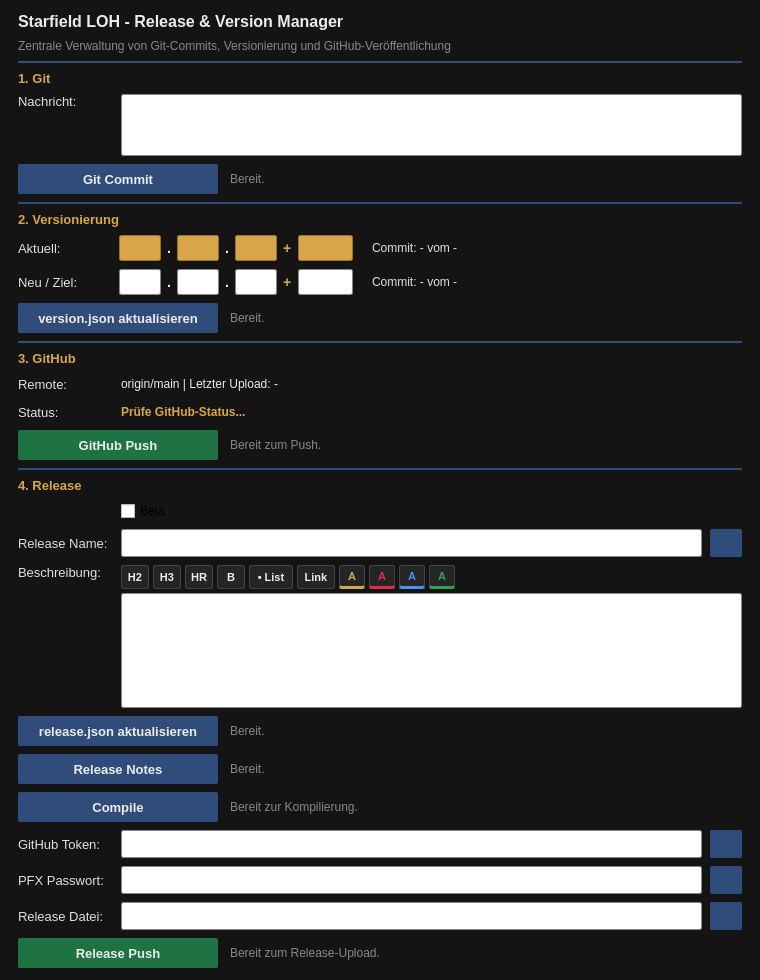
Looking4Git/Starfield_LOH, file Release/Build_Release.ui: the form before one commit.
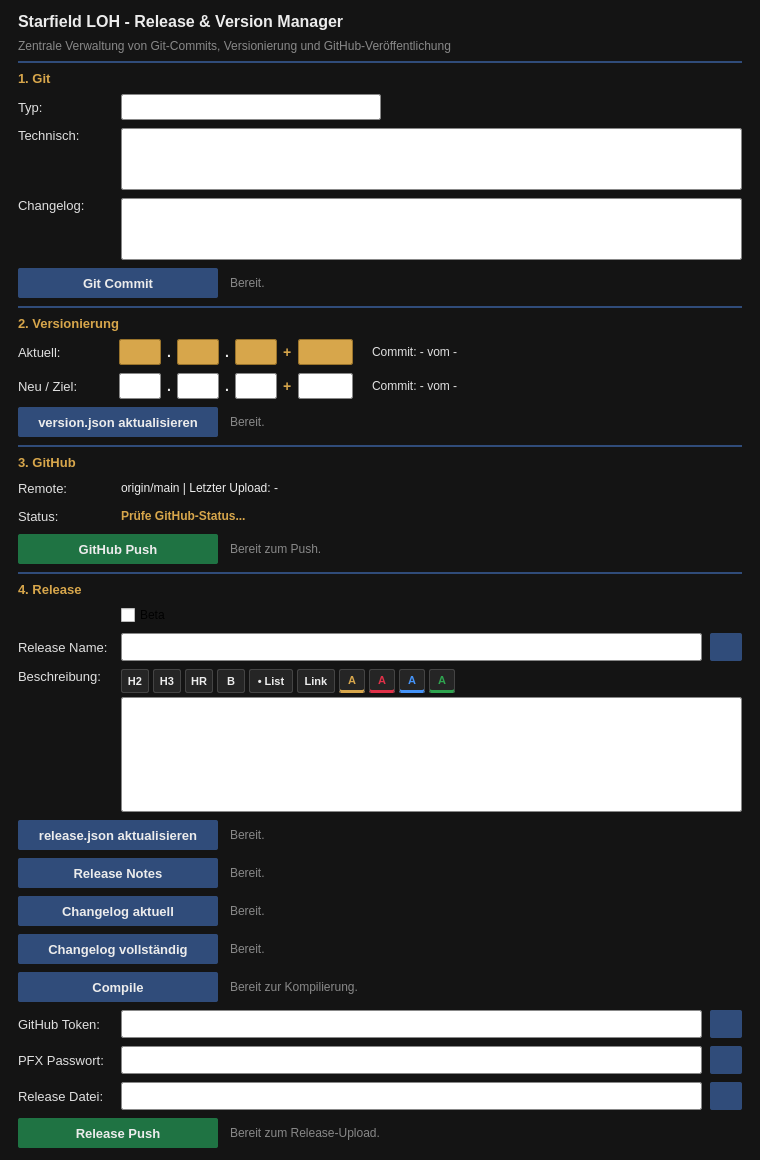
The form after the commit.

Commit message:
feat: 2-Stufen-Changelog, gefuehrte Git-Commit-Maske und HTML-Vorschau implementiert
Changelog: 2-Stufen-Changelog-System mit persistentem Release-Tracking, geführter Git-Commit-Maske, HTML-Vorschau und Schaltfläche in den Einstellungen integriert.

```diff
--- a/Release/Build_Release.ui
+++ b/Release/Build_Release.ui
@@ -88,6 +88,70 @@
      </property>
     </widget>
    </item>
+      <item>
+    <layout class="QHBoxLayout" name="git_type_layout">
+     <property name="spacing">
+      <number>8</number>
+     </property>
+     <item>
+      <widget class="QLabel" name="lbl_commit_type">
+       <property name="minimumSize">
+        <size>
+         <width>95</width>
+         <height>0</height>
+        </size>
+       </property>
+       <property name="maximumSize">
+        <size>
+         <width>95</width>
+         <height>16777215</height>
+        </size>
+       </property>
+       <property name="styleSheet">
+        <string notr="true">color: #e0e0e0; font-size: 13px;</string>
+       </property>
+       <property name="text">
+        <string>Typ:</string>
+       </property>
+      </widget>
+     </item>
+     <item>
+      <widget class="QComboBox" name="cmb_commit_type">
+       <property name="minimumSize">
+        <size>
+         <width>260</width>
+         <height>26</height>
+        </size>
+       </property>
+       <property name="maximumSize">
+        <size>
+         <width>260</width>
+         <height>26</height>
+        </size>
+       </property>
+       <property name="cursor">
+        <cursorShape>PointingHandCursor</cursorShape>
+       </property>
+       <property name="styleSheet">
+        <string notr="true">QComboBox { background-color: #ffffff; color: #000000; border: 1px solid #888888; border-radius: 2px; padding: 2px 8px; font-size: 12px; font-weight: bold; } QComboBox::drop-down { border: none; width: 20px; }</string>
+       </property>
+      </widget>
+     </item>
+     <item>
+      <spacer name="spacer_git_type">
+       <property name="orientation">
+        <enum>Qt::Orientation::Horizontal</enum>
+       </property>
+       <property name="sizeHint" stdset="0">
+        <size>
+         <width>40</width>
+         <height>20</height>
+        </size>
+       </property>
+      </spacer>
+     </item>
+    </layout>
+   </item>
    <item>
     <layout class="QHBoxLayout" name="git_msg_layout">
      <property name="spacing">
@@ -111,7 +175,7 @@
         <string notr="true">color: #e0e0e0; font-size: 13px;</string>
        </property>
        <property name="text">
-        <string>Nachricht:</string>
+        <string>Technisch:</string>
        </property>
        <property name="alignment">
         <set>Qt::AlignmentFlag::AlignLeading|Qt::AlignmentFlag::AlignLeft|Qt::AlignmentFlag::AlignTop</set>
@@ -140,6 +204,57 @@
     </layout>
    </item>
    <item>
+    <layout class="QHBoxLayout" name="git_changelog_layout">
+     <property name="spacing">
+      <number>8</number>
+     </property>
+     <item>
+      <widget class="QLabel" name="lbl_changelog">
+       <property name="minimumSize">
+        <size>
+         <width>95</width>
+         <height>0</height>
+        </size>
+       </property>
+       <property name="maximumSize">
+        <size>
+         <width>95</width>
+         <height>16777215</height>
+        </size>
+       </property>
+       <property name="styleSheet">
+        <string notr="true">color: #e0e0e0; font-size: 13px;</string>
+       </property>
+       <property name="text">
+        <string>Changelog:</string>
+       </property>
+       <property name="alignment">
+        <set>Qt::AlignmentFlag::AlignLeading|Qt::AlignmentFlag::AlignLeft|Qt::AlignmentFlag::AlignTop</set>
+       </property>
+      </widget>
+     </item>
+     <item>
+      <widget class="QPlainTextEdit" name="inp_commit_changelog">
+       <property name="minimumSize">
+        <size>
+         <width>0</width>
+         <height>62</height>
+        </size>
+       </property>
+       <property name="maximumSize">
+        <size>
+         <width>16777215</width>
+         <height>62</height>
+        </size>
+       </property>
+       <property name="styleSheet">
+        <string notr="true">QPlainTextEdit { background-color: #ffffff; color: #000000; border: 1px solid #888888; border-radius: 2px; padding: 4px 6px; font-size: 12px; }</string>
+       </property>
+      </widget>
+     </item>
+    </layout>
+   </item>
+<item>
     <layout class="QHBoxLayout" name="git_btn_layout">
      <property name="spacing">
       <number>12</number>
@@ -1410,6 +1525,120 @@
     </layout>
    </item>
 
+      <!-- Changelog aktuell Button & Status -->
+   <item>
+    <layout class="QHBoxLayout" name="row_rel_changelog_current">
+     <property name="spacing">
+      <number>12</number>
+     </property>
+     <item>
+      <widget class="QPushButton" name="btn_generate_changelog_current">
+       <property name="minimumSize">
+        <size>
+         <width>200</width>
+         <height>30</height>
+        </size>
+       </property>
+       <property name="maximumSize">
+        <size>
+         <width>200</width>
+         <height>30</height>
+        </size>
+       </property>
+       <property name="cursor">
+        <cursorShape>PointingHandCursor</cursorShape>
+       </property>
+       <property name="styleSheet">
+        <string notr="true">QPushButton { background-color: #304C7A; color: #ECECEC; border: none; border-radius: 2px; padding: 4px 16px; font-size: 13px; font-weight: bold; } QPushButton:hover { background-color: #5b7a9e; } QPushButton:pressed { background-color: #1e3355; }</string>
+       </property>
+       <property name="text">
+        <string>Changelog aktuell</string>
+       </property>
+      </widget>
+     </item>
+     <item>
+      <widget class="QLabel" name="lbl_changelog_current_status">
+       <property name="styleSheet">
+        <string notr="true">color: #888888; font-size: 12px;</string>
+       </property>
+       <property name="text">
+        <string>Bereit.</string>
+       </property>
+      </widget>
+     </item>
+     <item>
+      <spacer name="spacer_rel_changelog_current">
+       <property name="orientation">
+        <enum>Qt::Orientation::Horizontal</enum>
+       </property>
+       <property name="sizeHint" stdset="0">
+        <size>
+         <width>40</width>
+         <height>20</height>
+        </size>
+       </property>
+      </spacer>
+     </item>
+    </layout>
+   </item>
+
+   <!-- Changelog vollständig Button & Status -->
+   <item>
+    <layout class="QHBoxLayout" name="row_rel_changelog_full">
+     <property name="spacing">
+      <number>12</number>
+     </property>
+     <item>
+      <widget class="QPushButton" name="btn_generate_changelog_full">
+       <property name="minimumSize">
+        <size>
+         <width>200</width>
+         <height>30</height>
+        </size>
+       </property>
+       <property name="maximumSize">
+        <size>
+         <width>200</width>
+         <height>30</height>
+        </size>
+       </property>
+       <property name="cursor">
+        <cursorShape>PointingHandCursor</cursorShape>
+       </property>
+       <property name="styleSheet">
+        <string notr="true">QPushButton { background-color: #304C7A; color: #ECECEC; border: none; border-radius: 2px; padding: 4px 16px; font-size: 13px; font-weight: bold; } QPushButton:hover { background-color: #5b7a9e; } QPushButton:pressed { background-color: #1e3355; }</string>
+       </property>
+       <property name="text">
+        <string>Changelog vollständig</string>
+       </property>
+      </widget>
+     </item>
+     <item>
+      <widget class="QLabel" name="lbl_changelog_full_status">
+       <property name="styleSheet">
+        <string notr="true">color: #888888; font-size: 12px;</string>
+       </property>
+       <property name="text">
+        <string>Bereit.</string>
+       </property>
+      </widget>
+     </item>
+     <item>
+      <spacer name="spacer_rel_changelog_full">
+       <property name="orientation">
+        <enum>Qt::Orientation::Horizontal</enum>
+       </property>
+       <property name="sizeHint" stdset="0">
+        <size>
+         <width>40</width>
+         <height>20</height>
+        </size>
+       </property>
+      </spacer>
+     </item>
+    </layout>
+   </item>
+
    <!-- Compile Button & Status -->
    <item>
     <layout class="QHBoxLayout" name="row_rel_compile">
```
The commit also changes 9 other files.
